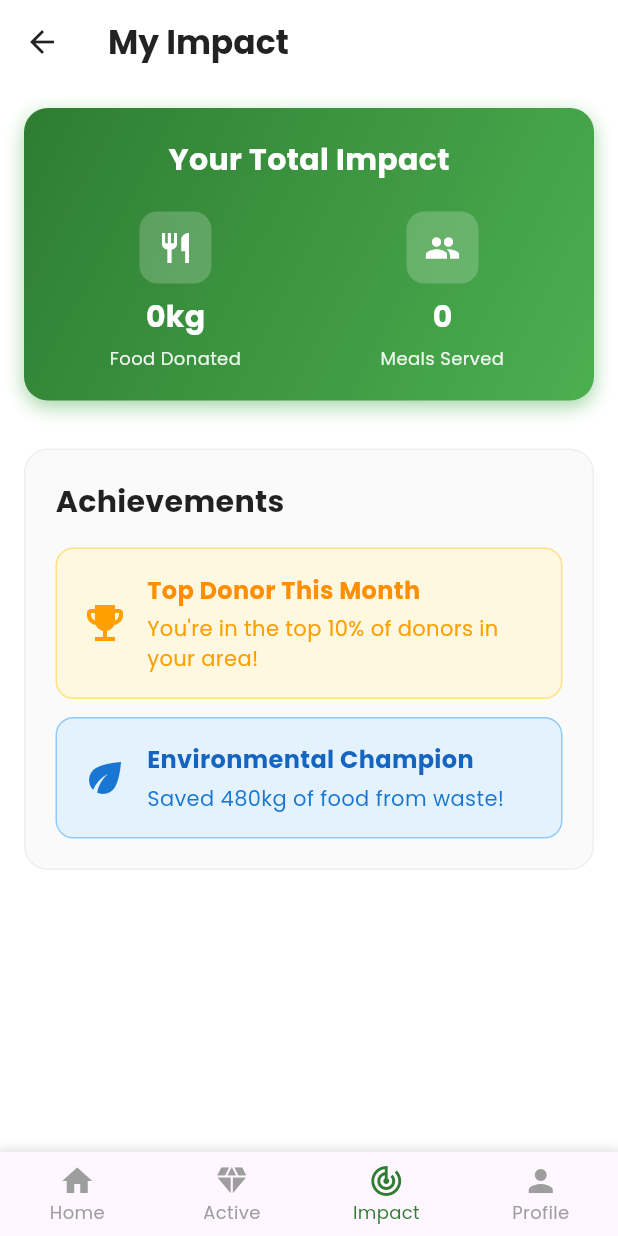
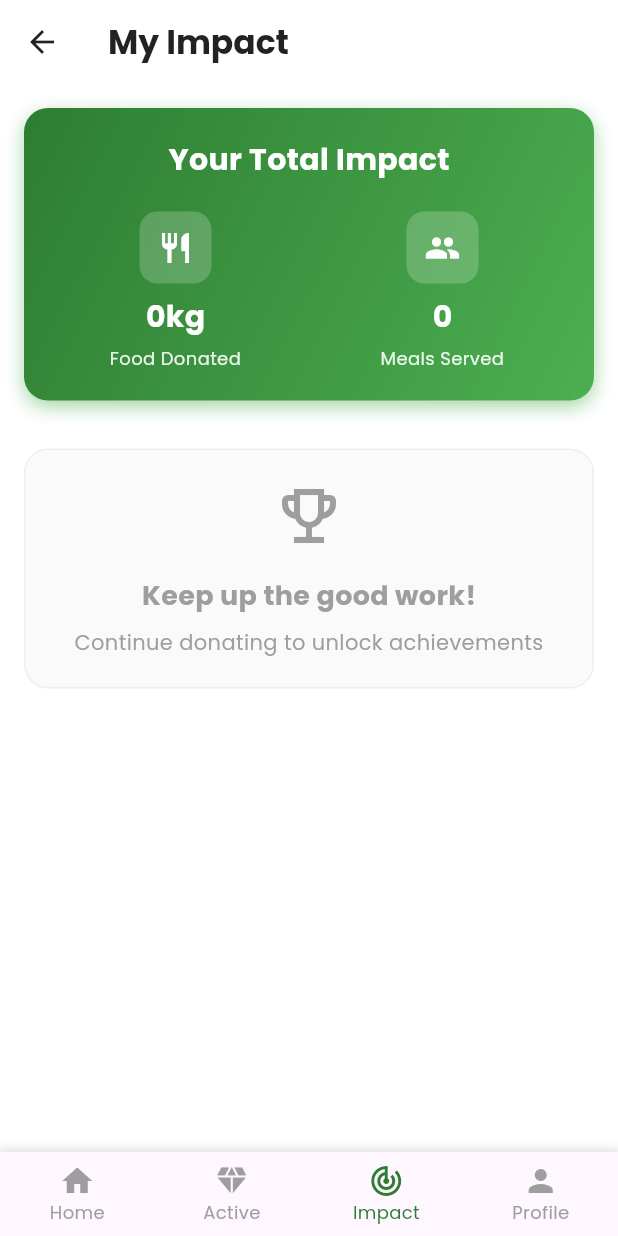
Before and after one commit to Rohan-shah1/AnnaDaan_Flutter, a Flutter app: the ImpactScreen screen opened by its route, on a phone screen of 412 x 824 dp. Run offline on Flutter 3.47's test engine with Material 3 defaults, Android fonts, the phone set to English and light mode, and no system bars; our stand-ins replace file_picker, geocoding, geolocator, google_fonts, google_maps_flutter, google_sign_in and 2 more; accounts and stored records are empty; network calls fail.

Commit message:
completed receiver function minor adjustment remains

```diff
--- a/lib/views/donor_pages/impact_screen.dart
+++ b/lib/views/donor_pages/impact_screen.dart
@@ -211,6 +211,45 @@ class _ImpactScreenState extends State<ImpactScreen> {
   }
 
   Widget _buildAchievementsSection(bool isDonor) {
+    final achievements = _impactData['achievements'] as List<dynamic>? ?? [];
+
+    if (achievements.isEmpty) {
+      return Container(
+        width: double.infinity,
+        padding: const EdgeInsets.all(20),
+        decoration: BoxDecoration(
+          color: Colors.grey.shade50,
+          borderRadius: BorderRadius.circular(16),
+          border: Border.all(color: Colors.grey.shade200),
+        ),
+        child: Column(
+          children: const [
+            Icon(Icons.emoji_events_outlined, size: 48, color: Colors.grey),
+            SizedBox(height: 16),
+            Text(
+              'Keep up the good work!',
+              style: TextStyle(
+                fontSize: 18,
+                fontWeight: FontWeight.bold,
+                color: Colors.grey,
+                fontFamily: 'Poppins',
+              ),
+            ),
+            SizedBox(height: 8),
+            Text(
+              'Continue donating to unlock achievements',
+              textAlign: TextAlign.center,
+              style: TextStyle(
+                fontSize: 14,
+                color: Colors.grey,
+                fontFamily: 'Poppins',
+              ),
+            ),
+          ],
+        ),
+      );
+    }
+
     return Container(
       width: double.infinity,
       padding: const EdgeInsets.all(20),
@@ -232,97 +271,70 @@ class _ImpactScreenState extends State<ImpactScreen> {
             ),
           ),
           const SizedBox(height: 16),
-          _buildAchievementCard(isDonor),
-          const SizedBox(height: 12),
-          _buildAchievementCard2(isDonor),
+          ...achievements.map((achievement) => Padding(
+            padding: const EdgeInsets.only(bottom: 12),
+            child: _buildAchievementCard(achievement),
+          )).toList(),
         ],
       ),
     );
   }
 
-  Widget _buildAchievementCard(bool isDonor) {
+  Widget _buildAchievementCard(Map<String, dynamic> achievement) {
+    final type = achievement['type'] ?? 'trophy';
+    final title = achievement['title'] ?? 'Achievement';
+    final description = achievement['description'] ?? '';
+    final iconName = achievement['icon'] ?? 'trophy';
+
+    Color cardColor;
+    Color iconColor;
+    IconData icon;
+
+    // Map achievement types to colors and icons
+    if (type == 'rating' || iconName == 'star') {
+      cardColor = Colors.amber.shade50;
+      iconColor = Colors.amber.shade700;
+      icon = Icons.star;
+    } else if (type == 'environmental' || iconName == 'eco') {
+      cardColor = Colors.blue.shade50;
+      iconColor = Colors.blue.shade700;
+      icon = Icons.eco;
+    } else {
+      cardColor = Colors.amber.shade50;
+      iconColor = Colors.amber.shade700;
+      icon = Icons.emoji_events;
+    }
+
     return Container(
       padding: const EdgeInsets.all(16),
       decoration: BoxDecoration(
-        color: Colors.amber.shade50,
+        color: cardColor,
         borderRadius: BorderRadius.circular(12),
-        border: Border.all(color: Colors.amber.shade200),
+        border: Border.all(color: iconColor.withOpacity(0.3)),
       ),
       child: Row(
         children: [
-          Icon(Icons.emoji_events, color: Colors.amber.shade700, size: 32),
+          Icon(icon, color: iconColor, size: 32),
           const SizedBox(width: 12),
           Expanded(
             child: Column(
               crossAxisAlignment: CrossAxisAlignment.start,
               children: [
                 Text(
-                  isDonor ? 'Top Donor This Month' : 'Most Active NGO',
+                  title,
                   style: TextStyle(
                     fontSize: 16,
                     fontWeight: FontWeight.bold,
-                    color: Colors.amber.shade800,
+                    color: iconColor,
                     fontFamily: 'Poppins',
                   ),
                 ),
                 const SizedBox(height: 4),
                 Text(
-                  isDonor
-                      ? "You're in the top 10% of donors in your area!"
-                      : "Ranked #1 in your area this month!",
+                  description,
                   style: TextStyle(
                     fontSize: 14,
-                    color: Colors.amber.shade700,
-                    fontFamily: 'Poppins',
-                  ),
-                ),
-              ],
-            ),
-          ),
-        ],
-      ),
-    );
-  }
-
-  Widget _buildAchievementCard2(bool isDonor) {
-    final foodSaved = _impactData['foodSaved'] ?? '480kg';
-
-    return Container(
-      padding: const EdgeInsets.all(16),
-      decoration: BoxDecoration(
-        color: Colors.blue.shade50,
-        borderRadius: BorderRadius.circular(12),
-        border: Border.all(color: Colors.blue.shade200),
-      ),
-      child: Row(
-        children: [
-          Icon(
-            isDonor ? Icons.eco : Icons.star,
-            color: isDonor ? Colors.blue.shade700 : Colors.yellow.shade700,
-            size: 32,
-          ),
-          const SizedBox(width: 12),
-          Expanded(
-            child: Column(
-              crossAxisAlignment: CrossAxisAlignment.start,
-              children: [
-                Text(
-                  isDonor ? 'Environmental Champion' : '5.0 Rating',
-                  style: TextStyle(
-                    fontSize: 16,
-                    fontWeight: FontWeight.bold,
-                    color: isDonor ? Colors.blue.shade800 : Colors.yellow.shade800,
-                    fontFamily: 'Poppins',
-                  ),
-                ),
-                const SizedBox(height: 4),
-                Text(
-                  isDonor
-                      ? 'Saved $foodSaved of food from waste!'
-                      : 'Perfect rating from all donors',
-                  style: TextStyle(
-                    fontSize: 14,
-                    color: isDonor ? Colors.blue.shade700 : Colors.yellow.shade700,
+                    color: iconColor,
                     fontFamily: 'Poppins',
                   ),
                 ),
```
Also changed, not shown: lib/views/donor_pages/donation_history_screen.dart (+46 -1 lines).
